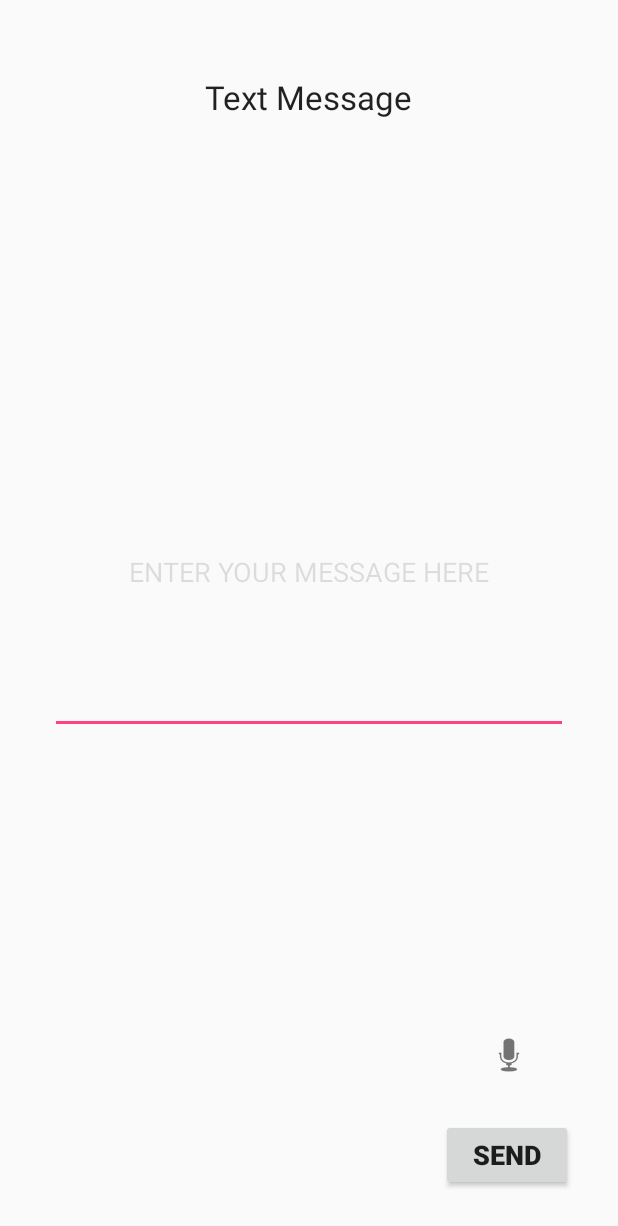
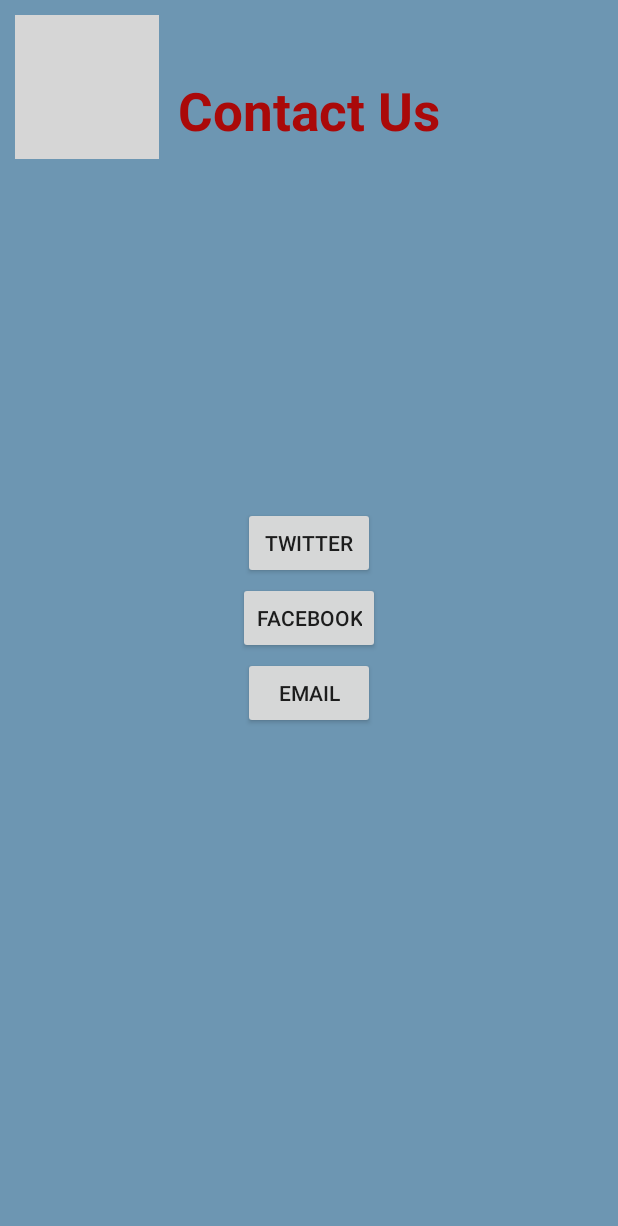
Before and after one commit to test166547778212458/ESP-Edited, an Android app: the layout contact_us.xml on its own in the app's theme, with its tools: preview values and no code run, on a phone screen of 412 x 824 dp. Shown: the top 1226 px of the screen. Run offline under Robolectric (Android 15) with nearby library versions, the phone set to English and light mode, and no system bars; grey boxes are pictures that could not be loaded.

Commit message:
new interfaces

```diff
--- a/app/src/main/res/layout/contact_us.xml
+++ b/app/src/main/res/layout/contact_us.xml
@@ -10,63 +10,53 @@
     <FrameLayout
         android:layout_width="match_parent"
         android:layout_height="match_parent"
-        android:layout_gravity="center_horizontal">
+        android:layout_gravity="center_horizontal"
+        android:background="#6d96b2">
 
         <TextView
             android:layout_width="wrap_content"
             android:layout_height="wrap_content"
             android:textAppearance="?android:attr/textAppearanceLarge"
-            android:text="Text Message"
-            android:id="@+id/textView"
+            android:text="Contact Us"
+            android:id="@+id/textView7"
             android:layout_gravity="center_horizontal|top"
-            android:layout_marginTop="50dp" />
-
-        <EditText
-            android:layout_width="345dp"
-            android:layout_height="215dp"
-            android:id="@+id/editText"
-            android:layout_gravity="center"
-            android:text="Enter Your Message Here"
-            android:textIsSelectable="false"
-            android:textAllCaps="true"
-            android:textAlignment="center"
-            android:textColor="@color/abc_color_highlight_material"
-            android:layout_marginBottom="30dp" />
+            android:layout_marginTop="50dp"
+            android:textSize="35dp"
+            android:textStyle="bold"
+            android:textColor="#aa0909" />
 
         <Button
             android:layout_width="wrap_content"
             android:layout_height="wrap_content"
-            android:text="Send"
-            android:id="@+id/button2"
-            android:layout_gravity="right|bottom"
-            android:layout_marginBottom="30dp"
-            android:layout_marginRight="30dp"
-            android:textAllCaps="true"
-            android:textStyle="bold"
-            android:textSize="18dp" />
+            android:text="Twitter"
+            android:id="@+id/button3"
+            android:layout_gravity="center"
+            android:layout_marginBottom="50dp" />
+
+        <Button
+            android:layout_width="wrap_content"
+            android:layout_height="wrap_content"
+            android:text="FaceBook"
+            android:id="@+id/button4"
+            android:layout_gravity="center" />
+
+        <Button
+            android:layout_width="wrap_content"
+            android:layout_height="wrap_content"
+            android:text="Email"
+            android:id="@+id/button5"
+            android:layout_gravity="center"
+            android:layout_marginTop="50dp" />
 
         <ImageButton
-            android:layout_width="91dp"
-            android:layout_height="82dp"
-            android:id="@+id/imageButton"
-            android:layout_gravity="right|bottom"
-            android:src="@android:drawable/ic_btn_speak_now"
-            android:backgroundTint="@color/abc_background_cache_hint_selector_material_light"
-            android:layout_marginBottom="80dp"
-            android:layout_marginRight="27dp" />
-
-        <TextView
             android:layout_width="wrap_content"
             android:layout_height="wrap_content"
-            android:textAppearance="?android:attr/textAppearanceMedium"
-            android:text="Or you can record your voice "
-            android:id="@+id/textView2"
-            android:layout_gravity="left|bottom"
-            android:layout_marginBottom="111dp"
-            android:layout_marginLeft="30dp"
-            android:textColor="@color/abc_background_cache_hint_selector_material_dark"
-            android:textStyle="bold"
-            android:textSize="19dp" />
+            android:id="@+id/imageButton9"
+            android:layout_gravity="left|top"
+            android:src="@drawable/hhh"
+            android:background="#6d96b2"
+            android:layout_marginTop="10dp"
+            android:layout_marginLeft="10dp" />
 
     </FrameLayout>
 </LinearLayout>
```
Also changed, not shown: app/src/main/res/layout/send_message.xml (+10 -0 lines), app/src/main/res/layout/sos_result.xml (+10 -49 lines).
